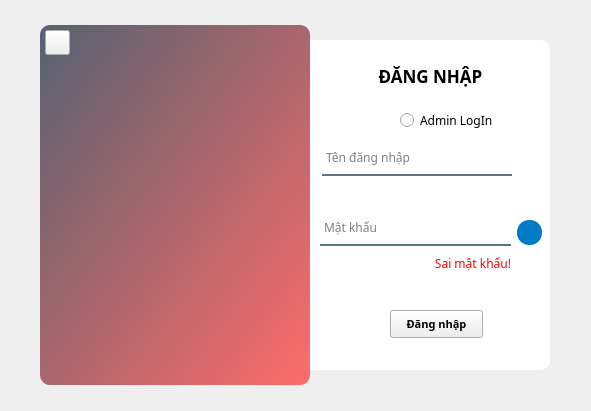
The window that login.ui (cdghhhiilnnotu/Face-Attendance-CLIENT) describes before a commit, drawn with Qt 5.
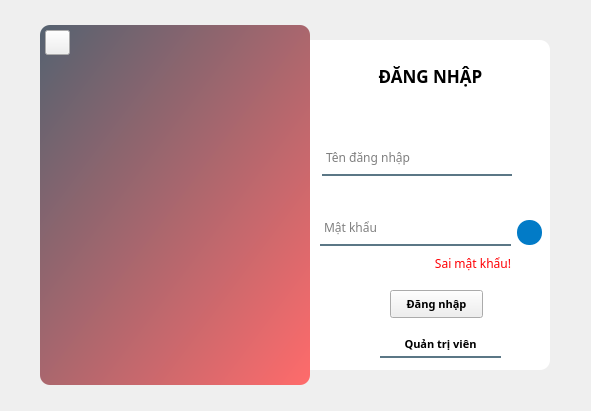
The same window after the commit. Icons and pictures are not drawn.

```diff
--- a/login.ui
+++ b/login.ui
@@ -189,7 +189,7 @@
      <property name="geometry">
       <rect>
        <x>390</x>
-       <y>310</y>
+       <y>290</y>
        <width>93</width>
        <height>28</height>
       </rect>
@@ -307,23 +307,32 @@
        <normaloff>:/icons/EC8482/alert-circle.svg</normaloff>:/icons/EC8482/alert-circle.svg</iconset>
      </property>
     </widget>
-    <widget class="QRadioButton" name="admin_btn">
+    <widget class="QPushButton" name="admin_btn">
      <property name="geometry">
       <rect>
-       <x>400</x>
-       <y>110</y>
-       <width>131</width>
-       <height>20</height>
+       <x>380</x>
+       <y>330</y>
+       <width>121</width>
+       <height>28</height>
       </rect>
      </property>
      <property name="font">
       <font>
        <family>Cascadia Code</family>
-       <pointsize>9</pointsize>
+       <pointsize>8</pointsize>
+       <weight>75</weight>
+       <bold>true</bold>
       </font>
      </property>
+     <property name="styleSheet">
+      <string notr="true">background-color: rgba(0,0,0,0);
+border: 2px solid rgba(0,0,0,0);
+border-bottom-color: rgba(46, 82, 101, 200);
+color: rgb(0,0,0);
+padding-bottom:0px;</string>
+     </property>
      <property name="text">
-      <string>Admin LogIn</string>
+      <string>Quản trị viên</string>
      </property>
     </widget>
    </widget>
```
